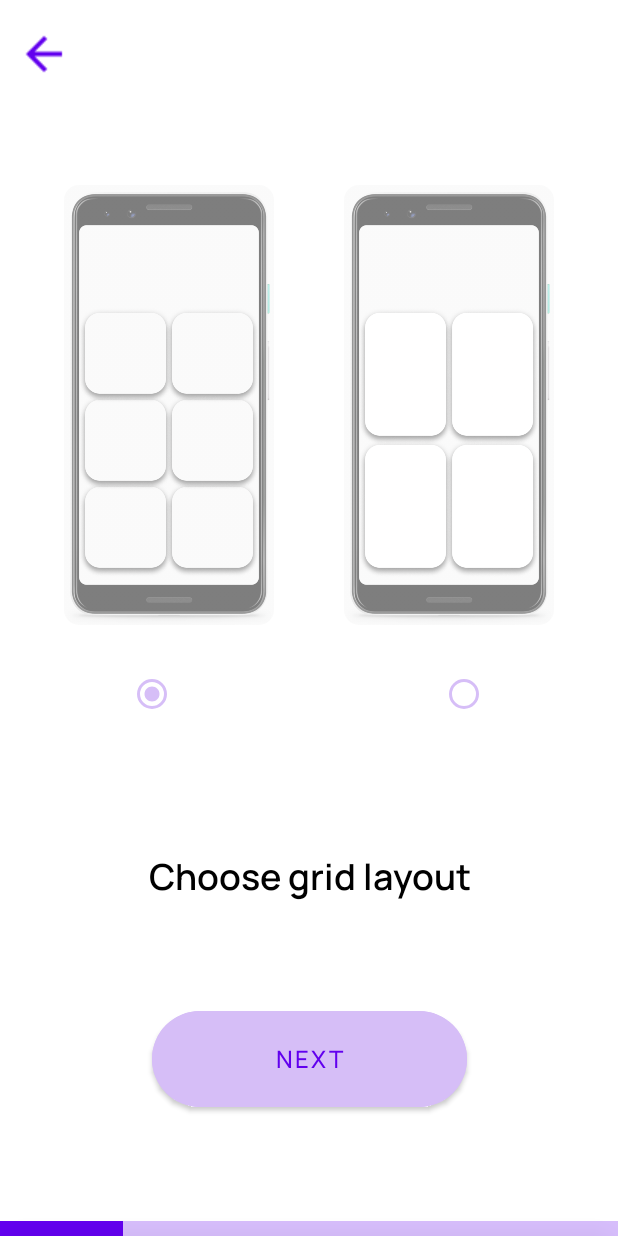
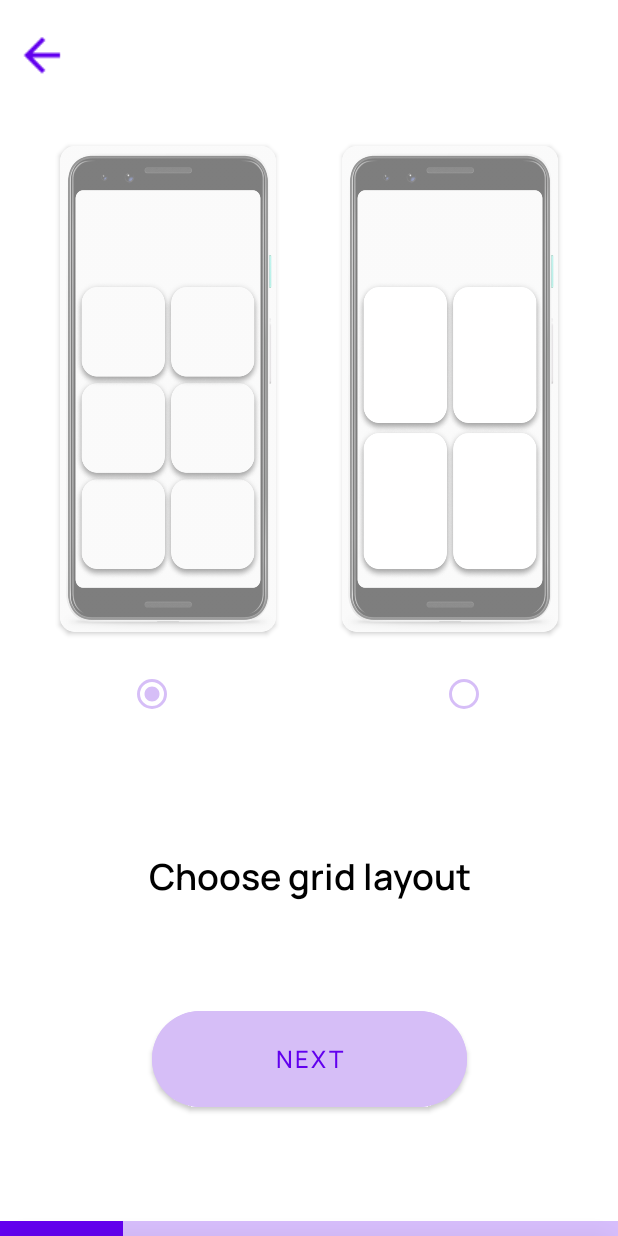
Before and after one commit to delet-dis/ElementaryLauncher, an Android app: the ScreenLayoutPickFragment screen opened through its navigation route, on a phone screen of 412 x 824 dp. Run offline under Robolectric (Android 15) with nearby library versions, the phone set to English and light mode, and no system bars; 1 statement that could not run was skipped.

Commit message:
fixed layout pick screen

```diff
--- a/app/src/main/res/layout/fragment_layout_pick_screen.xml
+++ b/app/src/main/res/layout/fragment_layout_pick_screen.xml
@@ -8,8 +8,8 @@
 
     <ImageButton
         android:id="@+id/backButton"
-        android:layout_width="40dp"
-        android:layout_height="40dp"
+        android:layout_width="0dp"
+        android:layout_height="0dp"
         android:layout_marginStart="16dp"
         android:layout_marginTop="16dp"
         android:background="?android:attr/actionBarItemBackground"
@@ -19,15 +19,17 @@
         android:scaleX="1.5"
         android:scaleY="1.5"
         app:layout_constraintEnd_toStartOf="@+id/twoByThreeCard"
+        app:layout_constraintHeight_percent="0.05"
         app:layout_constraintStart_toStartOf="parent"
         app:layout_constraintTop_toTopOf="parent"
+        app:layout_constraintWidth_percent="0.09"
         app:srcCompat="@drawable/ic_back"
         app:tint="@color/purple_500" />
 
     <androidx.cardview.widget.CardView
         android:id="@+id/twoByThreeCard"
-        android:layout_width="wrap_content"
-        android:layout_height="wrap_content"
+        android:layout_width="0dp"
+        android:layout_height="0dp"
         android:layout_marginStart="16dp"
         android:layout_marginEnd="10dp"
         android:clickable="true"
@@ -36,9 +38,11 @@
         app:cardCornerRadius="10dp"
         app:layout_constraintBottom_toTopOf="@+id/radioGroup"
         app:layout_constraintEnd_toStartOf="@+id/twoByTwoCard"
+        app:layout_constraintHeight_percent="0.4"
         app:layout_constraintStart_toStartOf="parent"
         app:layout_constraintTop_toTopOf="parent"
-        app:layout_constraintVertical_bias="0.85">
+        app:layout_constraintVertical_bias="0.85"
+        app:layout_constraintWidth_percent="0.35">
 
         <androidx.constraintlayout.widget.ConstraintLayout
             android:layout_width="match_parent"
@@ -46,9 +50,10 @@
 
             <ImageView
                 android:id="@+id/gridImageTwoByThree"
-                android:layout_width="140dp"
-                android:layout_height="293dp"
+                android:layout_width="match_parent"
+                android:layout_height="match_parent"
                 android:contentDescription="@string/gridImageTwoByThreeDescription"
+                android:scaleType="fitXY"
                 app:layout_constraintBottom_toBottomOf="parent"
                 app:layout_constraintEnd_toEndOf="parent"
                 app:layout_constraintStart_toStartOf="parent"
@@ -60,8 +65,8 @@
 
     <androidx.cardview.widget.CardView
         android:id="@+id/twoByTwoCard"
-        android:layout_width="wrap_content"
-        android:layout_height="wrap_content"
+        android:layout_width="0dp"
+        android:layout_height="0dp"
         android:layout_marginStart="10dp"
         android:layout_marginEnd="16dp"
         android:clickable="true"
@@ -70,9 +75,11 @@
         app:cardCornerRadius="10dp"
         app:layout_constraintBottom_toTopOf="@+id/radioGroup"
         app:layout_constraintEnd_toEndOf="parent"
+        app:layout_constraintHeight_percent="0.4"
         app:layout_constraintStart_toEndOf="@+id/twoByThreeCard"
         app:layout_constraintTop_toTopOf="parent"
-        app:layout_constraintVertical_bias="0.85">
+        app:layout_constraintVertical_bias="0.85"
+        app:layout_constraintWidth_percent="0.35">
 
         <androidx.constraintlayout.widget.ConstraintLayout
             android:layout_width="match_parent"
@@ -80,9 +87,10 @@
 
             <ImageView
                 android:id="@+id/gridImageTwoByTwo"
-                android:layout_width="140dp"
-                android:layout_height="293dp"
+                android:layout_width="match_parent"
+                android:layout_height="match_parent"
                 android:contentDescription="@string/gridImageTwoByTwoDescription"
+                android:scaleType="fitXY"
                 app:layout_constraintBottom_toBottomOf="parent"
                 app:layout_constraintEnd_toEndOf="parent"
                 app:layout_constraintStart_toStartOf="parent"
@@ -136,7 +144,7 @@
 
     <TextView
         android:id="@+id/layoutPickHint"
-        android:layout_width="wrap_content"
+        android:layout_width="0dp"
         android:layout_height="wrap_content"
         android:fontFamily="@font/manrope_semibold"
         android:text="@string/chooseGridLayoutText"
```
